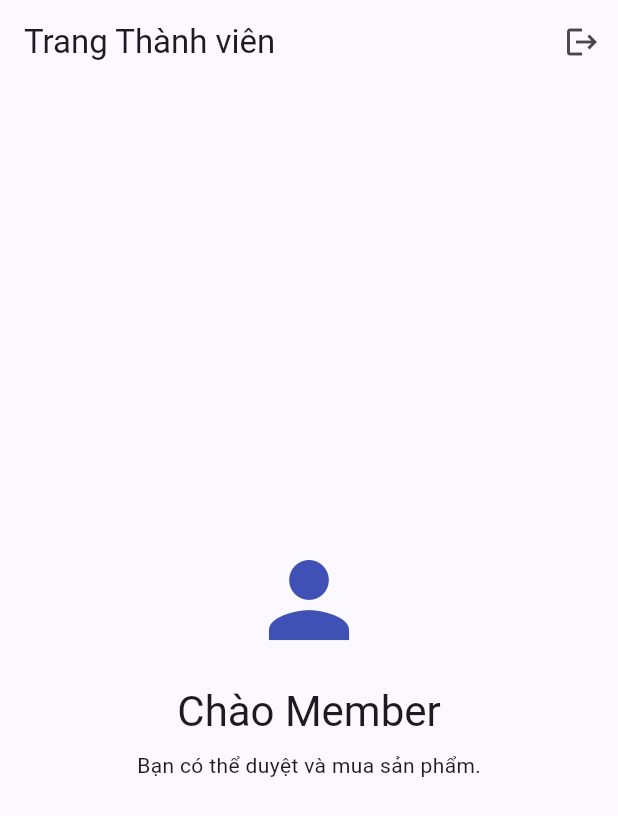
After one commit to Quoctrug1115/ElectronicsStore, a Flutter app: the AuthGate screen opened directly, on a phone screen of 412 x 824 dp. The commit adds this screen. Shown: the top 816 px of the screen. Run offline on Flutter 3.47's test engine with Material 3 defaults, Android fonts, the phone set to English and light mode, and no system bars; our stand-ins replace flutter_secure_storage; accounts and stored records are empty.

Commit message:
feat(flutter): store JWT in flutter_secure_storage and route by role

```diff
--- /dev/null
+++ b/frontend/lib/core/token_storage.dart
@@ -0,0 +1,29 @@
+import 'package:flutter_secure_storage/flutter_secure_storage.dart';
+
+class TokenStorage {
+  static const _storage = FlutterSecureStorage();
+  static const _keyToken = 'access_token';
+  static const _keyRefresh = 'refresh_token';
+  static const _keyRoles = 'user_roles';
+
+  static Future<void> saveToken(String token) async =>
+      _storage.write(key: _keyToken, value: token);
+
+  static Future<String?> getToken() => _storage.read(key: _keyToken);
+
+  static Future<void> saveRefreshToken(String token) async =>
+      _storage.write(key: _keyRefresh, value: token);
+
+  static Future<String?> getRefreshToken() => _storage.read(key: _keyRefresh);
+
+  static Future<void> saveRoles(List<String> roles) async =>
+      _storage.write(key: _keyRoles, value: roles.join(','));
+
+  static Future<List<String>> getRoles() async {
+    final v = await _storage.read(key: _keyRoles);
+    if (v == null || v.isEmpty) return [];
+    return v.split(',');
+  }
+
+  static Future<void> clear() async => _storage.deleteAll();
+}
--- a/frontend/lib/main.dart
+++ b/frontend/lib/main.dart
@@ -1,6 +1,9 @@
 import 'package:flutter/material.dart';
 
+import 'core/token_storage.dart';
 import 'screens/auth/login_screen.dart';
+import 'screens/home/admin_home.dart';
+import 'screens/home/member_home.dart';
 
 void main() {
   runApp(const ElectronicsStoreApp());
@@ -18,7 +21,54 @@ class ElectronicsStoreApp extends StatelessWidget {
         useMaterial3: true,
         colorScheme: ColorScheme.fromSeed(seedColor: Colors.indigo),
       ),
-      home: const LoginScreen(),
+      home: const AuthGate(),
     );
   }
 }
+
+class AuthGate extends StatefulWidget {
+  const AuthGate({super.key});
+
+  @override
+  State<AuthGate> createState() => _AuthGateState();
+}
+
+class _AuthGateState extends State<AuthGate> {
+  bool _loading = true;
+  String? _route;
+
+  @override
+  void initState() {
+    super.initState();
+    _checkToken();
+  }
+
+  Future<void> _checkToken() async {
+    final token = await TokenStorage.getToken();
+    final roles = await TokenStorage.getRoles();
+    if (!mounted) return;
+    setState(() {
+      _loading = false;
+      _route = token != null
+          ? (roles.contains('Admin') ? '/admin' : '/member')
+          : '/login';
+    });
+  }
+
+  @override
+  Widget build(BuildContext context) {
+    if (_loading) {
+      return const Scaffold(
+        body: Center(child: CircularProgressIndicator()),
+      );
+    }
+    switch (_route) {
+      case '/admin':
+        return const AdminHome();
+      case '/member':
+        return const MemberHome();
+      default:
+        return const LoginScreen();
+    }
+  }
+}
--- /dev/null
+++ b/frontend/lib/screens/home/member_home.dart
@@ -0,0 +1,38 @@
+import 'package:flutter/material.dart';
+
+import '../auth/login_screen.dart';
+
+class MemberHome extends StatelessWidget {
+  const MemberHome({super.key});
+
+  @override
+  Widget build(BuildContext context) {
+    return Scaffold(
+      appBar: AppBar(
+        title: const Text('Trang Thành viên'),
+        actions: [
+          IconButton(
+            tooltip: 'Đăng xuất',
+            icon: const Icon(Icons.logout),
+            onPressed: () => Navigator.of(context).pushAndRemoveUntil(
+              MaterialPageRoute(builder: (_) => const LoginScreen()),
+              (_) => false,
+            ),
+          ),
+        ],
+      ),
+      body: Center(
+        child: Column(
+          mainAxisAlignment: MainAxisAlignment.center,
+          children: [
+            const Icon(Icons.person, size: 80, color: Colors.indigo),
+            const SizedBox(height: 16),
+            Text('Chào Member', style: Theme.of(context).textTheme.headlineMedium),
+            const SizedBox(height: 8),
+            const Text('Bạn có thể duyệt và mua sản phẩm.'),
+          ],
+        ),
+      ),
+    );
+  }
+}
--- a/frontend/pubspec.yaml
+++ b/frontend/pubspec.yaml
@@ -35,6 +35,7 @@ dependencies:
   # Use with the CupertinoIcons class for iOS style icons.
   cupertino_icons: ^1.0.8
   http: ^1.6.0
+  flutter_secure_storage: ^9.2.2
 dev_dependencies:
   flutter_test:
     sdk: flutter
```
Also changed, not shown: frontend/lib/core/jwt_helper.dart (added, +33 -0 lines), frontend/lib/screens/auth/login_screen.dart (+17 -7 lines), frontend/lib/screens/home/admin_home.dart (added, +38 -0 lines), frontend/pubspec.lock, 5 other files.
